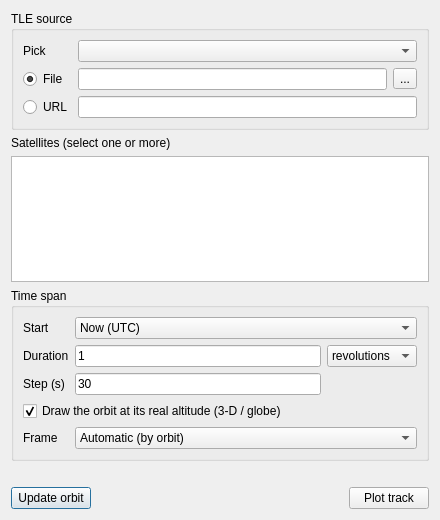
Old version of the form deps/ui/satellite.ui in the repository GenericMappingTools/InteractiveGMT.
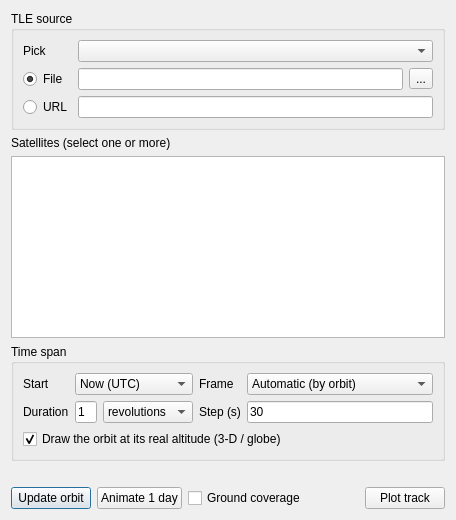
New version of the form.

Commit message: Satellite: ground coverage, one-day animation, TLE cache

Diff of the .ui file:
```diff
--- a/deps/ui/satellite.ui
+++ b/deps/ui/satellite.ui
@@ -161,14 +161,14 @@
         </item>
        </widget>
       </item>
-      <item row="2" column="0">
+      <item row="1" column="3">
        <widget class="QLabel" name="lbl_step">
         <property name="text">
          <string>Step (s)</string>
         </property>
        </widget>
       </item>
-      <item row="2" column="1">
+      <item row="1" column="4">
        <widget class="QLineEdit" name="le_step">
         <property name="toolTip">
          <string>Sampling interval along the track. 30 s keeps a low-earth track smooth.</string>
@@ -178,7 +178,7 @@
         </property>
        </widget>
       </item>
-      <item row="3" column="0" colspan="3">
+      <item row="2" column="0" colspan="5">
        <widget class="QCheckBox" name="cb_altitude">
         <property name="toolTip">
          <string>On: the orbit is a 3-D curve at the satellite's true height, so it rises off the globe in 3-D. Off: it is drawn flat on the map as a plain ground track.</string>
@@ -191,14 +191,14 @@
         </property>
        </widget>
       </item>
-      <item row="4" column="0">
+      <item row="0" column="3">
        <widget class="QLabel" name="lbl_frame">
         <property name="text">
          <string>Frame</string>
         </property>
        </widget>
       </item>
-      <item row="4" column="1" colspan="2">
+      <item row="0" column="4">
        <widget class="QComboBox" name="cb_frame">
         <property name="toolTip">
          <string>WHICH curve the 3-D orbit is. Earth-fixed: where the satellite goes over the PLANET — every revolution lands further west, so a low orbit walks around the globe. Inertial: the orbit itself, the closed path around the Earth; the only one that shows an orbit for a geostationary satellite, which does not move over the ground at all. Automatic picks inertial for a geosynchronous orbit and Earth-fixed for everything else.</string>
@@ -245,6 +245,26 @@
        </property>
       </widget>
      </item>
+     <item>
+      <widget class="QPushButton" name="btn_anim">
+       <property name="toolTip">
+        <string>Wind the last 24 hours onto the map: the track grows from a day ago up to NOW, the spacecraft rides its head and ends where the satellite actually is, and the ground coverage fills in behind it if the box beside this is ticked. One satellite at a time — select exactly one row. Click again to stop.</string>
+       </property>
+       <property name="text">
+        <string>Animate 1 day</string>
+       </property>
+      </widget>
+     </item>
+     <item>
+      <widget class="QCheckBox" name="cb_coverage">
+       <property name="toolTip">
+        <string>Paint the strip of ground the instrument covers as the animation runs. Available only for a satellite whose published swath width this app knows (Terra, Aqua, Landsat 8/9, the Sentinels, Suomi NPP, NOAA-20/21, SWOT).</string>
+       </property>
+       <property name="text">
+        <string>Ground coverage</string>
+       </property>
+      </widget>
+     </item>
      <item>
       <spacer name="spacer_buttons">
        <property name="orientation">
```
The commit also changes 13 other files.
